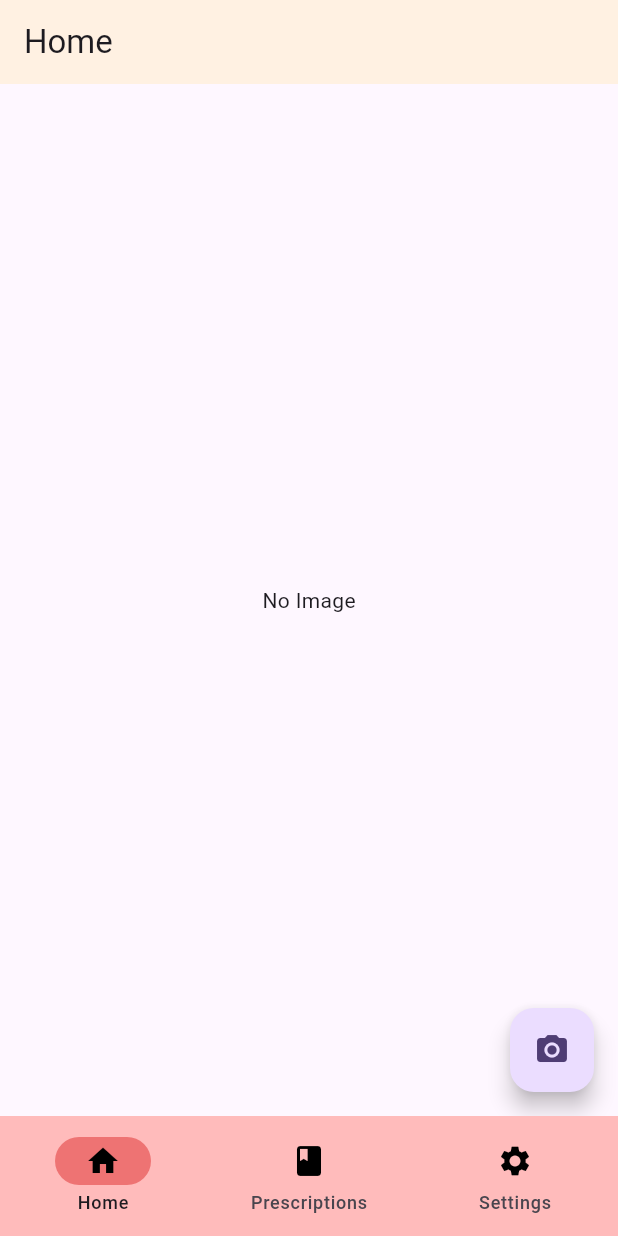
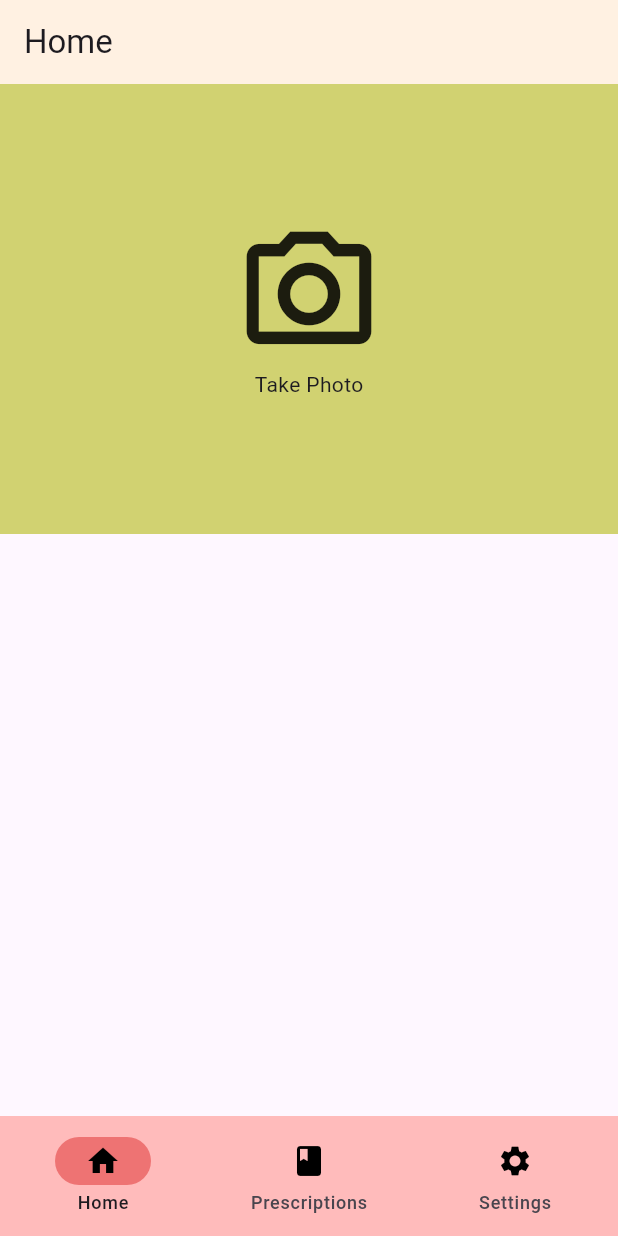
Before and after one commit to bhan-trinh/pill-reminder, a Flutter app: the screen it shows after launch, on a phone screen of 412 x 824 dp. Run offline on Flutter 3.47's test engine with Material 3 defaults, Android fonts, the phone set to English and light mode, and no system bars; our stand-ins replace get, image_picker.

Commit message:
Add take photo button in Home

```diff
--- a/frontend/lib/home.dart
+++ b/frontend/lib/home.dart
@@ -14,8 +14,9 @@ class _HomePageState extends State<HomePage> {
   File? _image;
   final _picker = ImagePicker();
 
-  pickImage() async {
-    final pickedFile = await _picker.pickImage(source: ImageSource.gallery);
+  // Receive ImageSource parameter and pick from source
+  getImage(ImageSource imageSource) async {
+    final pickedFile = await _picker.pickImage(source: imageSource);
     if (pickedFile != null){
       _image = File(pickedFile.path);
       setState(() {
@@ -31,15 +32,34 @@ class _HomePageState extends State<HomePage> {
         title: const Text("Home"),
         backgroundColor: AppColors.primaryBackground,
       ),
-      body: Center(
-        child: _image == null? Text("No Image") : Image.file(_image!)
-        ),
-        floatingActionButton: FloatingActionButton(
-          onPressed: () {
-            pickImage();
-          },
-          child: const Icon(Icons.camera_alt)),
+      body: Column(
+        children: [
+          GestureDetector(
+              onTap: () => getImage(ImageSource.camera),
+              child: Stack (
+                alignment: Alignment.center,
+                children: <Widget> [
+                Container(
+                  height: 300,
+                  alignment: Alignment.topCenter,
+                  decoration: BoxDecoration(color: AppColors.accent2),
+                ),
+                Positioned.fill(
+                      child: Column(
+                        mainAxisAlignment: MainAxisAlignment.center,
+                        children: [
+                          Icon(Icons.camera_alt_outlined, size: 100),
+                          Text("Take Photo"),
+                        ],
+                      )
+                )
+                ]  )
+              ),
 
-      );
+
+
+      ]
+    )
+   );
   }
 }
```
